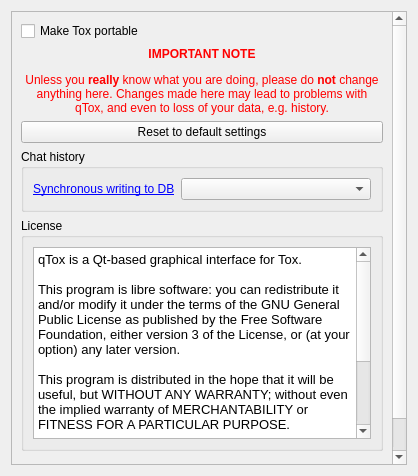
Before: the Qt Designer form src/widget/form/settings/advancedsettings.ui in qTox/qTox, drawn with Qt 5.
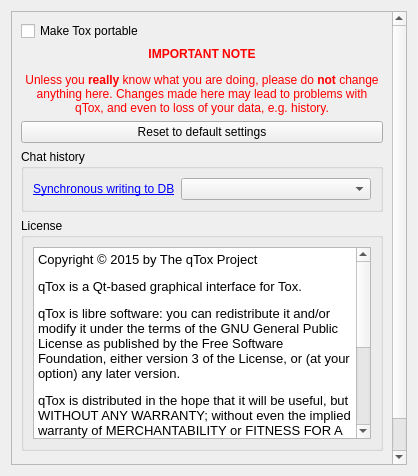
After: the same form once the commit is applied. Custom widgets are drawn as their Qt base class.

Commit message: Update advanced settings copyright notice

```diff
--- a/src/widget/form/settings/advancedsettings.ui
+++ b/src/widget/form/settings/advancedsettings.ui
@@ -123,17 +123,14 @@
 &lt;html&gt;&lt;head&gt;&lt;meta name=&quot;qrichtext&quot; content=&quot;1&quot; /&gt;&lt;style type=&quot;text/css&quot;&gt;
 p, li { white-space: pre-wrap; }
 &lt;/style&gt;&lt;/head&gt;&lt;body style=&quot; font-family:'Sans Serif'; font-size:9pt; font-weight:400; font-style:normal;&quot;&gt;
-&lt;p style=&quot; margin-top:0px; margin-bottom:0px; margin-left:0px; margin-right:0px; -qt-block-indent:0; text-indent:0px;&quot;&gt;&lt;span style=&quot; font-family:'Ubuntu'; font-size:10pt;&quot;&gt;qTox is a Qt-based graphical interface for Tox.&lt;/span&gt;&lt;/p&gt;
-&lt;p style=&quot;-qt-paragraph-type:empty; margin-top:0px; margin-bottom:0px; margin-left:0px; margin-right:0px; -qt-block-indent:0; text-indent:0px; font-family:'Ubuntu'; font-size:10pt;&quot;&gt;&lt;br /&gt;&lt;/p&gt;
-&lt;p style=&quot; margin-top:0px; margin-bottom:0px; margin-left:0px; margin-right:0px; -qt-block-indent:0; text-indent:0px;&quot;&gt;&lt;span style=&quot; font-family:'Ubuntu'; font-size:10pt;&quot;&gt;This program is libre software: you can redistribute it and/or modify it under the terms of the GNU General Public License as published by the Free Software Foundation, either version 3 of the License, or (at your option) any later version.&lt;/span&gt;&lt;/p&gt;
-&lt;p style=&quot;-qt-paragraph-type:empty; margin-top:0px; margin-bottom:0px; margin-left:0px; margin-right:0px; -qt-block-indent:0; text-indent:0px; font-family:'Ubuntu'; font-size:10pt;&quot;&gt;&lt;br /&gt;&lt;/p&gt;
-&lt;p style=&quot; margin-top:0px; margin-bottom:0px; margin-left:0px; margin-right:0px; -qt-block-indent:0; text-indent:0px;&quot;&gt;&lt;span style=&quot; font-family:'Ubuntu'; font-size:10pt;&quot;&gt;This program is distributed in the hope that it will be useful, but WITHOUT ANY WARRANTY; without even the implied warranty of MERCHANTABILITY or FITNESS FOR A PARTICULAR PURPOSE.&lt;/span&gt;&lt;/p&gt;
-&lt;p style=&quot;-qt-paragraph-type:empty; margin-top:0px; margin-bottom:0px; margin-left:0px; margin-right:0px; -qt-block-indent:0; text-indent:0px; font-family:'Ubuntu'; font-size:10pt;&quot;&gt;&lt;br /&gt;&lt;/p&gt;
-&lt;p style=&quot; margin-top:0px; margin-bottom:0px; margin-left:0px; margin-right:0px; -qt-block-indent:0; text-indent:0px;&quot;&gt;&lt;span style=&quot; font-family:'Ubuntu'; font-size:10pt;&quot;&gt;You should have received a copy of the GNU General Public License     along with this program.  If not, see &lt;/span&gt;&lt;a href=&quot;https://www.gnu.org/copyleft/gpl.html&quot;&gt;&lt;span style=&quot; font-family:'Ubuntu'; font-size:10pt; text-decoration: underline; color:#007af4;&quot;&gt;https://www.gnu.org/copyleft/gpl.html&lt;/span&gt;&lt;/a&gt;&lt;span style=&quot; font-family:'Ubuntu'; font-size:10pt;&quot;&gt;.&lt;/span&gt;&lt;/p&gt;
-&lt;p style=&quot;-qt-paragraph-type:empty; margin-top:0px; margin-bottom:0px; margin-left:0px; margin-right:0px; -qt-block-indent:0; text-indent:0px; font-family:'Ubuntu'; font-size:10pt;&quot;&gt;&lt;br /&gt;&lt;/p&gt;
-&lt;p style=&quot; margin-top:0px; margin-bottom:0px; margin-left:0px; margin-right:0px; -qt-block-indent:0; text-indent:0px;&quot;&gt;&lt;span style=&quot; font-family:'Ubuntu'; font-size:10pt;&quot;&gt;Author: &lt;/span&gt;&lt;a href=&quot;https://github.com/tux3&quot;&gt;&lt;span style=&quot; font-family:'Ubuntu'; font-size:10pt; text-decoration: underline; color:#007af4;&quot;&gt;tux3&lt;/span&gt;&lt;/a&gt;&lt;/p&gt;
-&lt;p style=&quot; margin-top:0px; margin-bottom:0px; margin-left:0px; margin-right:0px; -qt-block-indent:0; text-indent:0px;&quot;&gt;&lt;span style=&quot; font-family:'Ubuntu'; font-size:10pt;&quot;&gt;Contributors: &lt;/span&gt;&lt;a href=&quot;https://github.com/tux3/qTox/graphs/contributors&quot;&gt;&lt;span style=&quot; font-family:'Ubuntu'; font-size:10pt; text-decoration: underline; color:#007af4;&quot;&gt;see all on GitHub.com&lt;/span&gt;&lt;/a&gt;&lt;/p&gt;
-&lt;p style=&quot; margin-top:0px; margin-bottom:0px; margin-left:0px; margin-right:0px; -qt-block-indent:0; text-indent:0px;&quot;&gt;&lt;span style=&quot; font-family:'Ubuntu'; font-size:10pt;&quot;&gt;Known issues: &lt;/span&gt;&lt;a href=&quot;https://github.com/tux3/qTox/issues&quot;&gt;&lt;span style=&quot; font-family:'Ubuntu'; font-size:10pt; text-decoration: underline; color:#007af4;&quot;&gt;see all on GitHub.com&lt;/span&gt;&lt;/a&gt;&lt;/p&gt;&lt;/body&gt;&lt;/html&gt;</string>
+&lt;p style=&quot; margin-top:12px; margin-bottom:12px; margin-left:0px; margin-right:0px; -qt-block-indent:0; text-indent:0px;&quot;&gt;&lt;span style=&quot; font-size:10pt; color:#000000;&quot;&gt;Copyright © 2015 by The qTox Project&lt;/span&gt;&lt;/p&gt;
+&lt;p style=&quot; margin-top:12px; margin-bottom:12px; margin-left:0px; margin-right:0px; -qt-block-indent:0; text-indent:0px;&quot;&gt;&lt;span style=&quot; font-family:'Ubuntu'; font-size:10pt;&quot;&gt;qTox is a Qt-based graphical interface for Tox.&lt;/span&gt;&lt;/p&gt;
+&lt;p style=&quot; margin-top:12px; margin-bottom:12px; margin-left:0px; margin-right:0px; -qt-block-indent:0; text-indent:0px;&quot;&gt;&lt;span style=&quot; font-size:10pt;&quot;&gt;qTox is libre software: you can redistribute it and/or modify it under the terms of the GNU General Public License as published by the Free Software Foundation, either version 3 of the License, or (at your option) any later version.&lt;/span&gt;&lt;/p&gt;
+&lt;p style=&quot; margin-top:12px; margin-bottom:12px; margin-left:0px; margin-right:0px; -qt-block-indent:0; text-indent:0px;&quot;&gt;&lt;span style=&quot; font-size:10pt;&quot;&gt;qTox is distributed in the hope that it will be useful, but WITHOUT ANY WARRANTY; without even the implied warranty of MERCHANTABILITY or FITNESS FOR A PARTICULAR PURPOSE. See the GNU General Public License for more details. &lt;/span&gt;&lt;/p&gt;
+&lt;p style=&quot; margin-top:12px; margin-bottom:12px; margin-left:0px; margin-right:0px; -qt-block-indent:0; text-indent:0px;&quot;&gt;&lt;span style=&quot; font-family:'Ubuntu'; font-size:10pt;&quot;&gt;You should have received a copy of the GNU General Public License along with this program. If not, see &lt;/span&gt;&lt;a href=&quot;https://www.gnu.org/copyleft/gpl.html&quot;&gt;&lt;span style=&quot; font-family:'Ubuntu'; font-size:10pt; text-decoration: underline; color:#007af4;&quot;&gt;https://www.gnu.org/copyleft/gpl.html&lt;/span&gt;&lt;/a&gt;&lt;span style=&quot; font-family:'Ubuntu'; font-size:10pt;&quot;&gt;.&lt;/span&gt;&lt;/p&gt;
+&lt;p style=&quot; margin-top:12px; margin-bottom:12px; margin-left:0px; margin-right:0px; -qt-block-indent:0; text-indent:0px;&quot;&gt;&lt;span style=&quot; font-family:'Ubuntu'; font-size:10pt;&quot;&gt;Author: &lt;/span&gt;&lt;a href=&quot;https://github.com/tux3&quot;&gt;&lt;span style=&quot; font-family:'Ubuntu'; font-size:10pt; text-decoration: underline; color:#007af4;&quot;&gt;tux3&lt;/span&gt;&lt;/a&gt;&lt;/p&gt;
+&lt;p style=&quot; margin-top:12px; margin-bottom:12px; margin-left:0px; margin-right:0px; -qt-block-indent:0; text-indent:0px;&quot;&gt;&lt;span style=&quot; font-family:'Ubuntu'; font-size:10pt;&quot;&gt;Contributors: &lt;/span&gt;&lt;a href=&quot;https://github.com/tux3/qTox/graphs/contributors&quot;&gt;&lt;span style=&quot; font-family:'Ubuntu'; font-size:10pt; text-decoration: underline; color:#007af4;&quot;&gt;see all on GitHub.com&lt;/span&gt;&lt;/a&gt;&lt;/p&gt;
+&lt;p style=&quot; margin-top:12px; margin-bottom:12px; margin-left:0px; margin-right:0px; -qt-block-indent:0; text-indent:0px;&quot;&gt;&lt;span style=&quot; font-family:'Ubuntu'; font-size:10pt;&quot;&gt;Known issues: &lt;/span&gt;&lt;a href=&quot;https://github.com/tux3/qTox/issues&quot;&gt;&lt;span style=&quot; font-family:'Ubuntu'; font-size:10pt; text-decoration: underline; color:#007af4;&quot;&gt;see all on GitHub.com&lt;/span&gt;&lt;/a&gt;&lt;/p&gt;&lt;/body&gt;&lt;/html&gt;</string>
             </property>
             <property name="searchPaths">
              <stringlist/>
```
